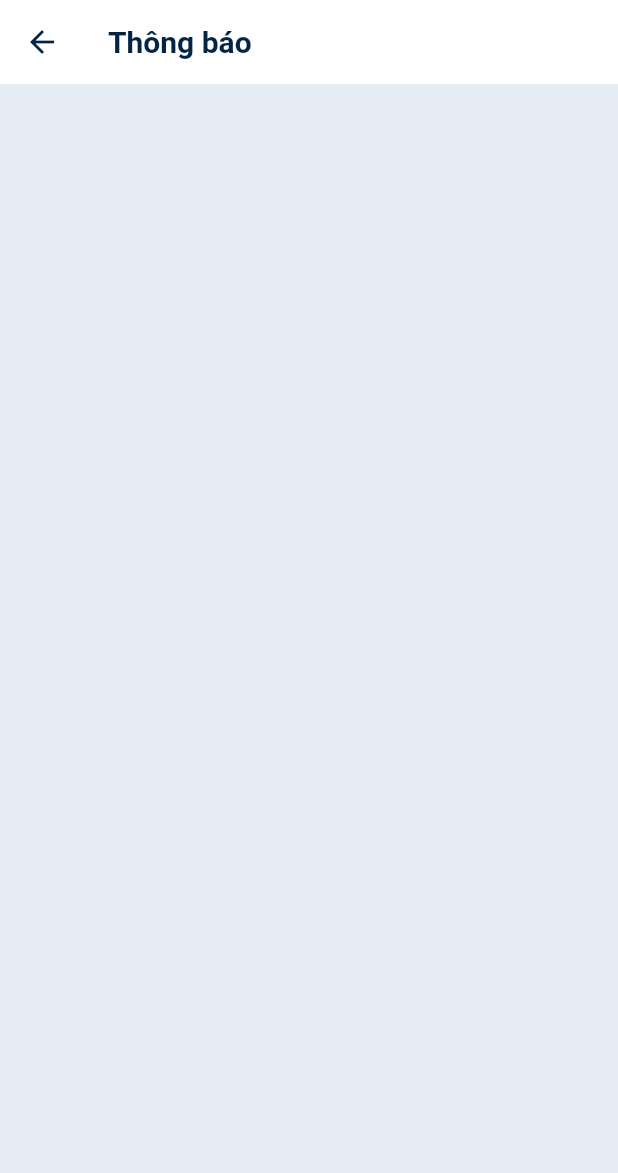
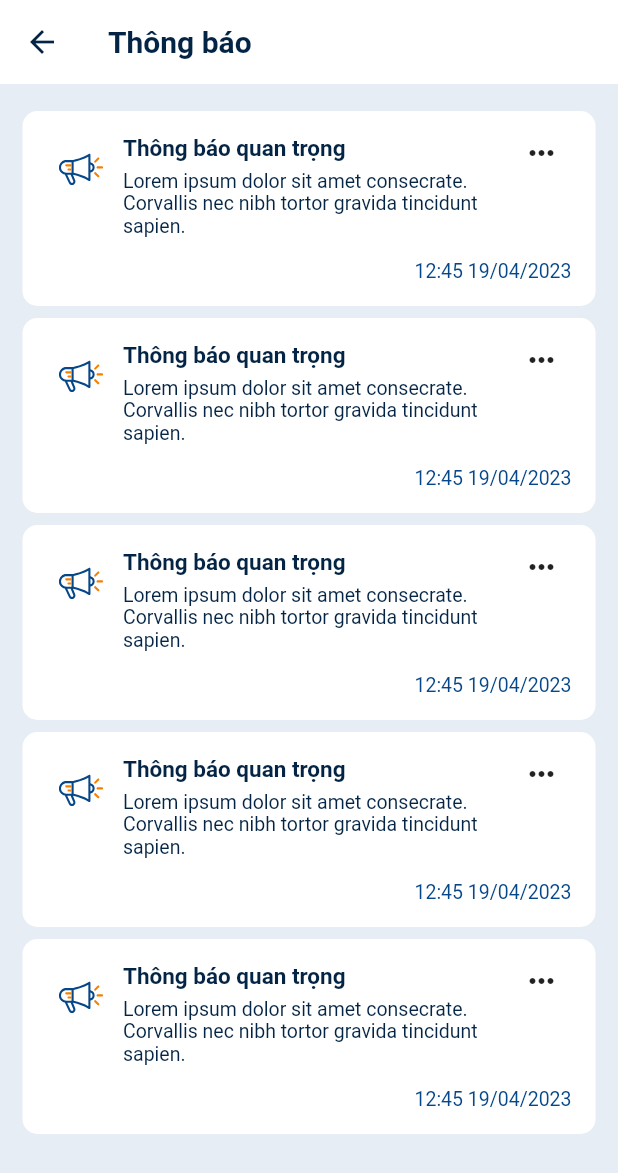
Before and after one commit to ParkZ-CapstoneProject/parkz-mobile-app, a Flutter app: the NotificationPage screen opened directly, on a phone screen of 412 x 824 dp. Shown: the top 1173 px of the screen. Run offline on Flutter 3.47's test engine with Material 2 defaults, Android fonts, the phone set to English and light mode, and no system bars; our stand-ins replace animated_splash_screen, flutter_map, flutter_svg, latlong2, lottie, smooth_page_indicator; project files that could hold a hidden picture were left out.

Commit message:
complete UI notification

```diff
--- /dev/null
+++ b/lib/notification/component/notification_card.dart
@@ -0,0 +1,75 @@
+import 'package:flutter/material.dart';
+import 'package:flutter_svg/flutter_svg.dart';
+import 'package:parkz/utils/text/regular.dart';
+
+import '../../utils/constanst.dart';
+import '../../utils/text/semi_bold.dart';
+
+class NotificationCard extends StatefulWidget {
+  const NotificationCard({Key? key}) : super(key: key);
+
+  @override
+  State<NotificationCard> createState() => _NotificationCardState();
+}
+
+class _NotificationCardState extends State<NotificationCard> {
+  @override
+  Widget build(BuildContext context) {
+    return Container(
+      padding: const EdgeInsets.all(16),
+      height: 130,
+      decoration: BoxDecoration(
+        borderRadius: BorderRadius.circular(10),
+        color: Colors.white,
+      ),
+      child: Column(
+        crossAxisAlignment: CrossAxisAlignment.end,
+        mainAxisAlignment: MainAxisAlignment.spaceBetween,
+        children: [
+          // Big Row
+          Row(
+            mainAxisAlignment: MainAxisAlignment.spaceEvenly,
+            crossAxisAlignment: CrossAxisAlignment.start,
+            children: [
+              Padding(
+                padding: const EdgeInsets.all(8.0),
+                child: SvgPicture.asset(
+                  'assets/icon/notification.svg',
+                  width: 30,
+                  height: 30,
+                ),
+              ),
+              const SizedBox(width: 5,),
+              Flexible(
+                child: Column(
+                  crossAxisAlignment: CrossAxisAlignment.start,
+                  children: const [
+                    SemiBoldText(
+                        text: 'Thông báo quan trọng',
+                        color: AppColor.forText,
+                        maxLine: 1,
+                        fontSize: 15),
+                    SizedBox(height: 5,),
+                    RegularText(
+                        text:
+                            'Lorem ipsum dolor sit amet consecrate. Corvallis nec nibh tortor gravida tincidunt sapien.',
+                        color: AppColor.forText,
+                        maxLine: 3,
+                        fontSize: 13),
+                  ],
+                ),
+              ),
+              const Padding(
+                padding: EdgeInsets.only(left: 8.0, right: 8.0),
+                child: Icon(Icons.more_horiz_outlined),
+              ),
+            ],
+          ),
+          SizedBox(height: 5,),
+          const RegularText(
+              text: '12:45 19/04/2023', fontSize: 13, color: AppColor.navy, ),
+        ],
+      ),
+    );
+  }
+}
--- a/lib/notification/notification_page.dart
+++ b/lib/notification/notification_page.dart
@@ -1,4 +1,5 @@
 import 'package:flutter/material.dart';
+import 'package:parkz/notification/component/notification_card.dart';
 import 'package:parkz/utils/constanst.dart';
 import 'package:parkz/utils/text/semi_bold.dart';
 
@@ -23,6 +24,16 @@ class _NotificationPageState extends State<NotificationPage> {
         backgroundColor: Colors.white,
         title: const SemiBoldText(text: 'Thông báo', fontSize: 20, color: AppColor.forText),
       ),
+      body: ListView.builder(
+        padding: const EdgeInsets.only(top: 10,bottom: 20, left: 15, right: 15),
+        itemBuilder: (context, index) {
+          return const Padding(
+            padding: EdgeInsets.only(top: 8.0),
+            child: NotificationCard(),
+          );
+        },
+        itemCount: 5,
+      ),
     );
   }
 }
```
Also changed, not shown: assets/icon/notification.svg (added).
